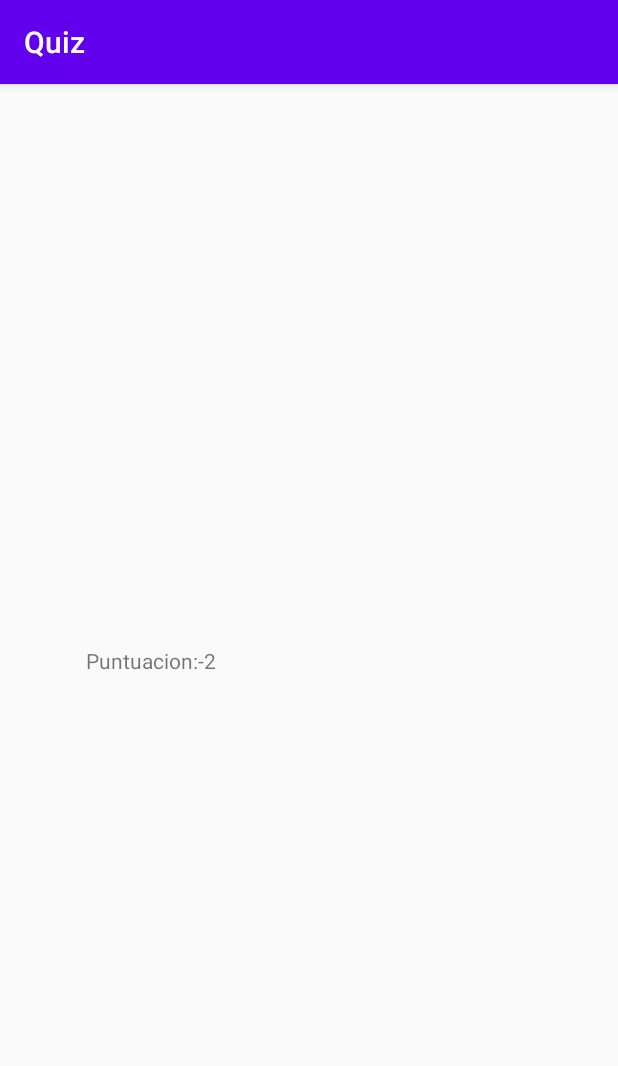
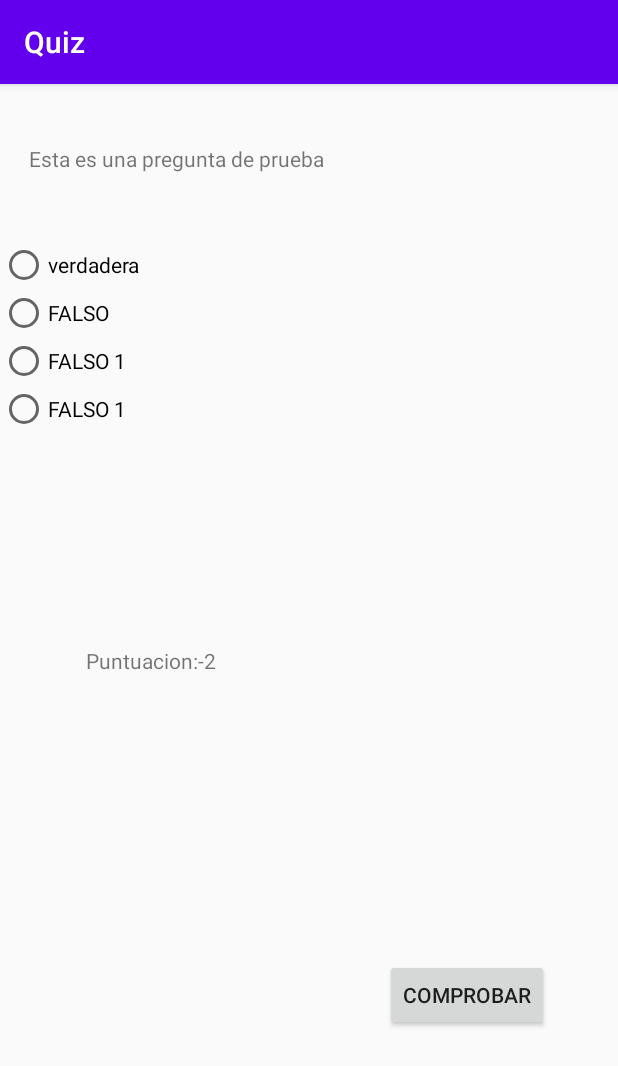
Before and after one commit to DLois97/PracticaLaboratoriosMoviles1, an Android app: the screen it shows after launch (Activity2), after a tap on "COMPROBAR", on a phone screen of 412 x 824 dp. Shown: the top 1066 px of the screen. Run offline under Robolectric (Android 15) with nearby library versions, the phone set to English and light mode, and no system bars.

Commit message:
Añadida activity 3

```diff
--- a/app/src/main/AndroidManifest.xml
+++ b/app/src/main/AndroidManifest.xml
@@ -13,7 +13,8 @@
         android:roundIcon="@mipmap/ic_launcher_round"
         android:supportsRtl="true"
         android:theme="@style/AppTheme">
-        <activity android:name=".Activity2"></activity>
+        <activity android:name=".MainActivityThirdQuestion"></activity>
+        <activity android:name=".Activity2" />
         <activity android:name=".MainActivity">
             <intent-filter>
                 <action android:name="android.intent.action.MAIN" />
--- a/app/src/main/res/layout/activity_2.xml
+++ b/app/src/main/res/layout/activity_2.xml
@@ -4,6 +4,7 @@
     xmlns:tools="http://schemas.android.com/tools"
     android:layout_width="match_parent"
     android:layout_height="match_parent"
+    android:onClick="respuesta2"
     tools:context=".Activity2">
 
     <TextView
@@ -15,4 +16,68 @@
         app:layout_constraintBottom_toBottomOf="parent"
         app:layout_constraintEnd_toEndOf="parent"
         app:layout_constraintTop_toTopOf="parent" />
+
+    <Button
+        android:id="@+id/buttonCheckA2"
+        android:layout_width="wrap_content"
+        android:layout_height="wrap_content"
+        android:layout_marginTop="583dp"
+        android:layout_marginEnd="46dp"
+        android:onClick="resuesta2"
+        android:text="@string/Comprobar"
+        app:layout_constraintEnd_toEndOf="parent"
+        app:layout_constraintTop_toTopOf="parent" />
+
+    <TextView
+        android:id="@+id/textView2"
+        android:layout_width="wrap_content"
+        android:layout_height="wrap_content"
+        android:layout_marginTop="40dp"
+        android:layout_marginEnd="196dp"
+        android:text="@string/content_question2"
+        app:layout_constraintEnd_toEndOf="parent"
+        app:layout_constraintTop_toTopOf="parent" />
+
+    <RadioGroup
+        android:layout_width="wrap_content"
+        android:layout_height="wrap_content"
+        android:layout_marginTop="101dp"
+        android:layout_marginEnd="377dp"
+        app:layout_constraintEnd_toEndOf="parent"
+        app:layout_constraintTop_toTopOf="parent" >
+
+    </RadioGroup>
+
+    <RadioButton
+        android:id="@+id/respuesta1_p_2"
+        android:layout_width="match_parent"
+        android:layout_height="wrap_content"
+        android:layout_marginTop="45dp"
+        android:text="@string/answer_quetion_correct_2"
+        app:layout_constraintEnd_toEndOf="parent"
+        app:layout_constraintTop_toBottomOf="@+id/textView2" />
+
+    <RadioButton
+        android:id="@+id/respuesta_4_p4"
+        android:layout_width="match_parent"
+        android:layout_height="wrap_content"
+        android:text="@string/anwser_question_false_2_3"
+        app:layout_constraintEnd_toEndOf="parent"
+        app:layout_constraintTop_toBottomOf="@+id/respuesta_3_p2" />
+
+    <RadioButton
+        android:id="@+id/respuesta_3_p2"
+        android:layout_width="match_parent"
+        android:layout_height="wrap_content"
+        android:text="@string/anwser_question_false_2_2"
+        app:layout_constraintEnd_toEndOf="parent"
+        app:layout_constraintTop_toBottomOf="@+id/respuesta_2_p2" />
+
+    <RadioButton
+        android:id="@+id/respuesta_2_p2"
+        android:layout_width="match_parent"
+        android:layout_height="wrap_content"
+        android:text="@string/anwser_question_false_2_1"
+        app:layout_constraintEnd_toEndOf="parent"
+        app:layout_constraintTop_toBottomOf="@+id/respuesta1_p_2" />
 </androidx.constraintlayout.widget.ConstraintLayout>
--- a/app/src/main/res/values/strings.xml
+++ b/app/src/main/res/values/strings.xml
@@ -9,6 +9,11 @@
     <string name="Siguiente">Siguiente</string>
     <string name="Comprobar">Comprobar</string>
     <string name="title_activity_main2">MainActivity2</string>
+    <string name="content_question2">Esta es una pregunta de prueba</string>
+    <string name="answer_quetion_correct_2">verdadera</string>
+    <string name="anwser_question_false_2_1">FALSO</string>
+    <string name="anwser_question_false_2_2">FALSO 1</string>
+    <string name="anwser_question_false_2_3">FALSO 1</string>
     <!--
     This string is used for square devices and overridden by hello_world in
     values-round/strings.xml for round devices.
```
Also changed, not shown: app/src/main/java/com/example/quiz/Activity2.java (+25 -0 lines), app/src/main/java/com/example/quiz/MainActivityThirdQuestion.java (added, +25 -0 lines), app/src/main/res/layout/activity_main_third_question.xml (added, +27 -0 lines).
